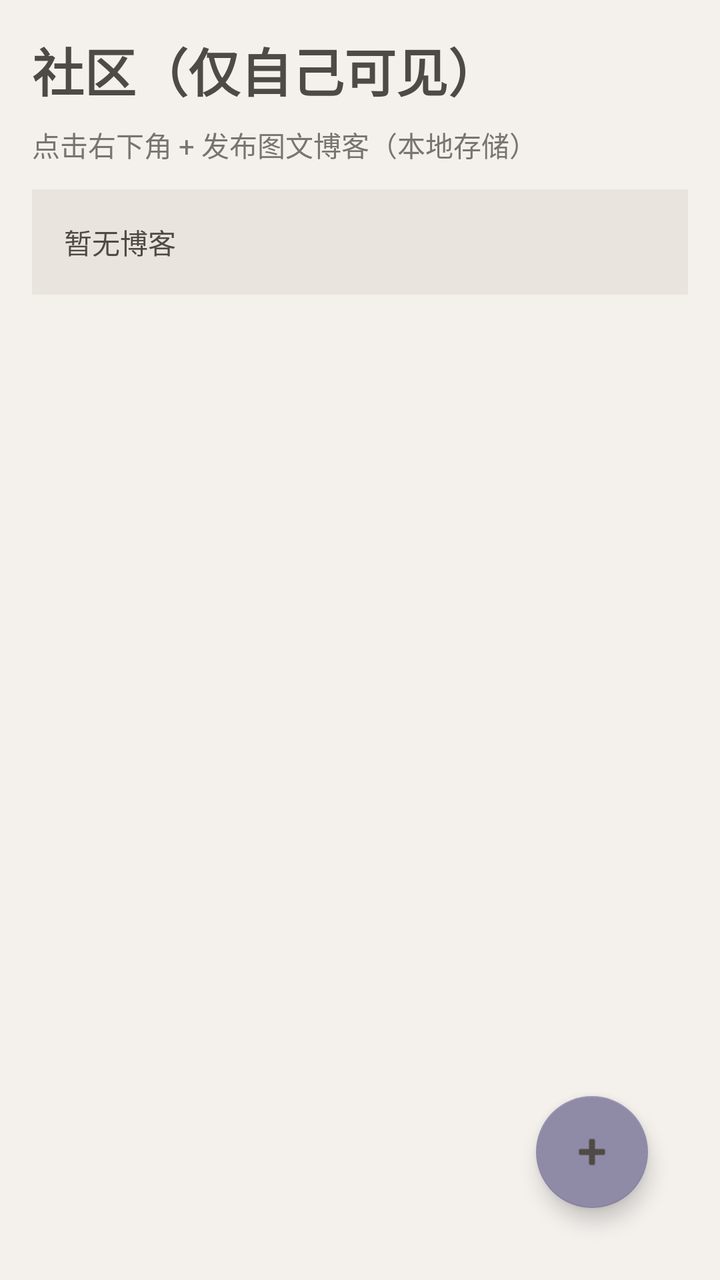
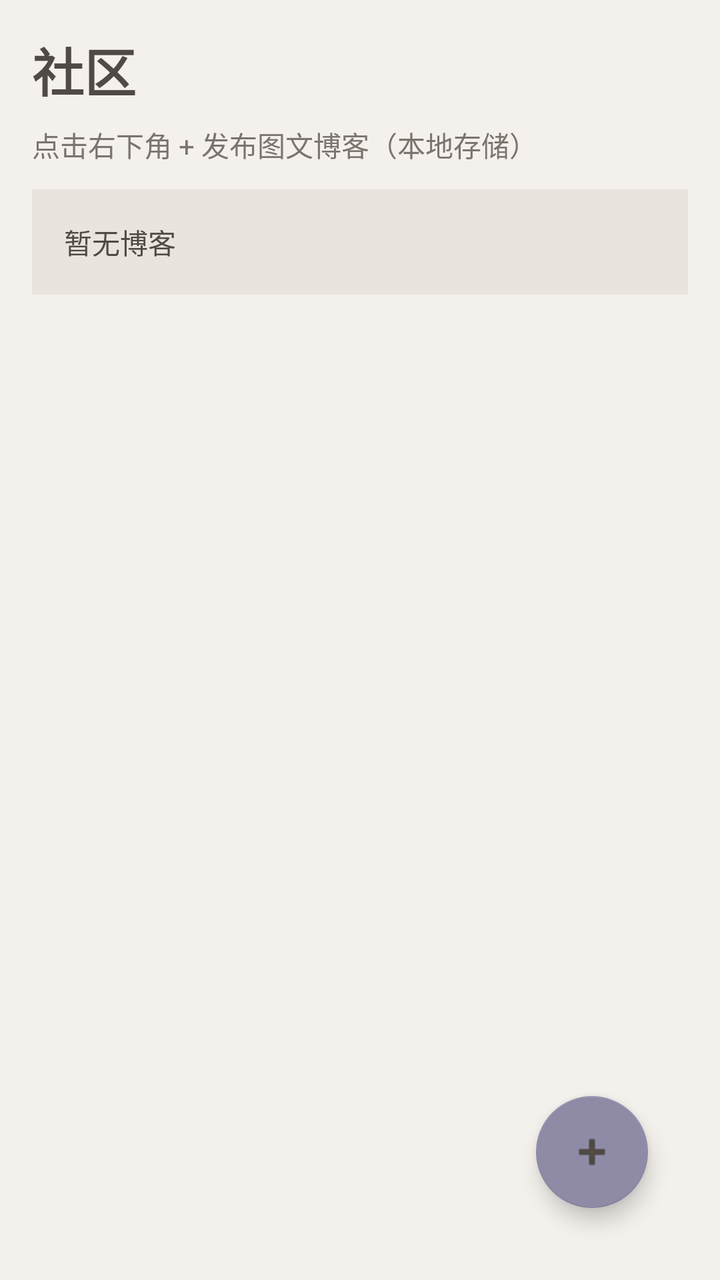

Screens rendered from an Android XML layout before and after an edit, with the pre-edit source and the edit as a unified diff.
<!-- AndroidManifest.xml: application theme Theme.DreamAnalyzer -->
<!-- res/layout/fragment_community.xml -->
<?xml version="1.0" encoding="utf-8"?>
<FrameLayout xmlns:android="http://schemas.android.com/apk/res/android"
    android:layout_width="match_parent"
    android:layout_height="match_parent"
    android:background="@color/morandi_bg"
    android:padding="16dp">

    <LinearLayout
        android:layout_width="match_parent"
        android:layout_height="match_parent"
        android:orientation="vertical">

        <TextView
            android:layout_width="wrap_content"
            android:layout_height="wrap_content"
            android:text="社区（仅自己可见）"
            android:textColor="@color/morandi_text_primary"
            android:textSize="26sp"
            android:textStyle="bold" />

        <TextView
            android:id="@+id/tv_community_hint"
            android:layout_width="wrap_content"
            android:layout_height="wrap_content"
            android:layout_marginTop="8dp"
            android:text="点击右下角 + 发布图文博客（本地存储）"
            android:textColor="@color/morandi_text_secondary"
            android:textSize="14sp" />

        <TextView
            android:id="@+id/tv_post_history"
            android:layout_width="match_parent"
            android:layout_height="wrap_content"
            android:layout_marginTop="12dp"
            android:background="@color/morandi_card"
            android:padding="16dp"
            android:text="暂无博客"
            android:textColor="@color/morandi_text_primary"
            android:textSize="14sp" />
    </LinearLayout>

    <com.google.android.material.floatingactionbutton.FloatingActionButton
        android:id="@+id/fab_add_post"
        android:layout_width="wrap_content"
        android:layout_height="wrap_content"
        android:layout_gravity="bottom|end"
        android:layout_margin="20dp"
        android:contentDescription="发布"
        android:src="@android:drawable/ic_input_add"
        app:backgroundTint="@color/morandi_primary"
        xmlns:app="http://schemas.android.com/apk/res-auto" />

</FrameLayout>
<!-- resources referenced by this layout -->
<resources>
  <color name="morandi_bg">#F4F1ED</color>
  <color name="morandi_card">#E9E4DE</color>
  <color name="morandi_primary">#8F8AA6</color>
  <color name="morandi_text_primary">#4F4A45</color>
  <color name="morandi_text_secondary">#7A746E</color>
  <style name="Theme.DreamAnalyzer" parent="Theme.MaterialComponents.Light.NoActionBar">
          <item name="colorPrimary">@color/morandi_primary</item>
          <item name="colorPrimaryVariant">@color/morandi_primary_dark</item>
          <item name="colorOnPrimary">@color/white</item>
  
          <item name="colorSecondary">@color/morandi_secondary</item>
          <item name="colorSecondaryVariant">@color/morandi_secondary</item>
          <item name="colorOnSecondary">@color/morandi_text_primary</item>
  
          <item name="android:statusBarColor">@color/morandi_primary_dark</item>
          <item name="android:navigationBarColor">@color/morandi_bg</item>
          <item name="android:windowBackground">@color/morandi_bg</item>
      </style>
  <color name="morandi_primary_dark">#7B7691</color>
  <color name="white">#FFFFFFFF</color>
  <color name="morandi_secondary">#A6B8A7</color>
</resources>

<!-- the commit's change to res/layout/fragment_community.xml (unified diff, before → after) -->
@@ -13,7 +13,7 @@
         <TextView
             android:layout_width="wrap_content"
             android:layout_height="wrap_content"
-            android:text="社区（仅自己可见）"
+            android:text="社区"
             android:textColor="@color/morandi_text_primary"
             android:textSize="26sp"
             android:textStyle="bold" />
